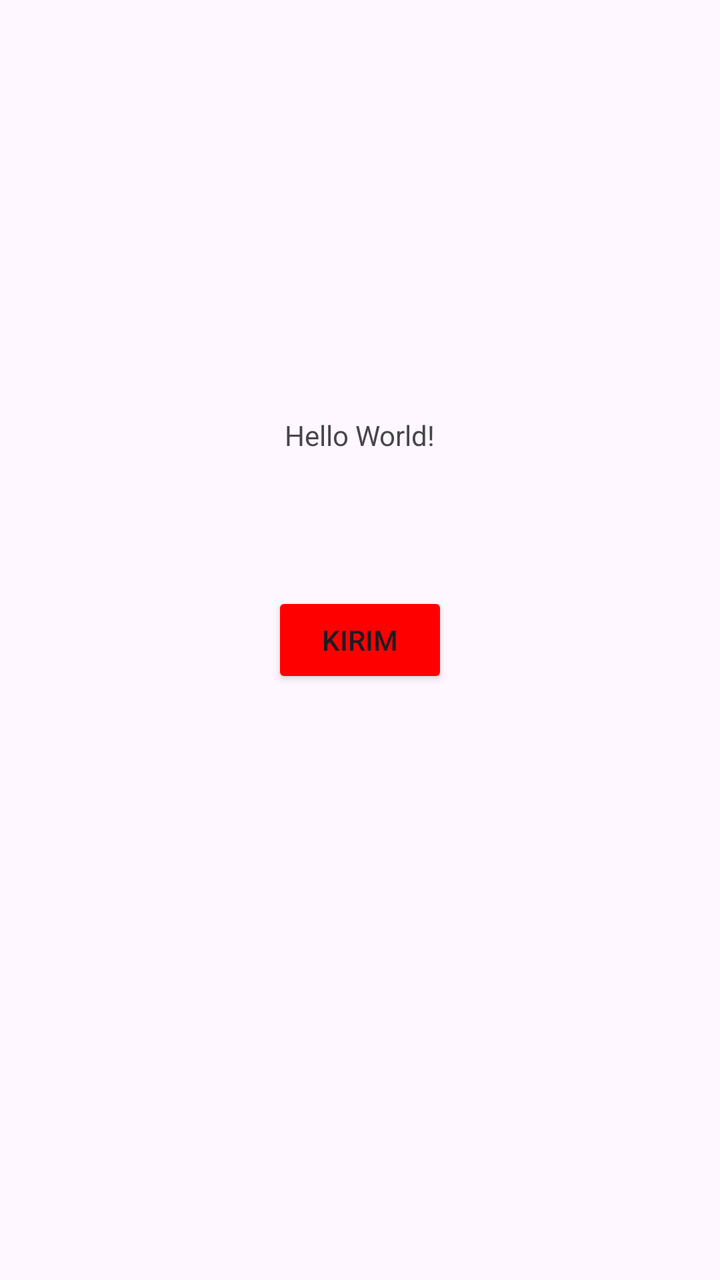
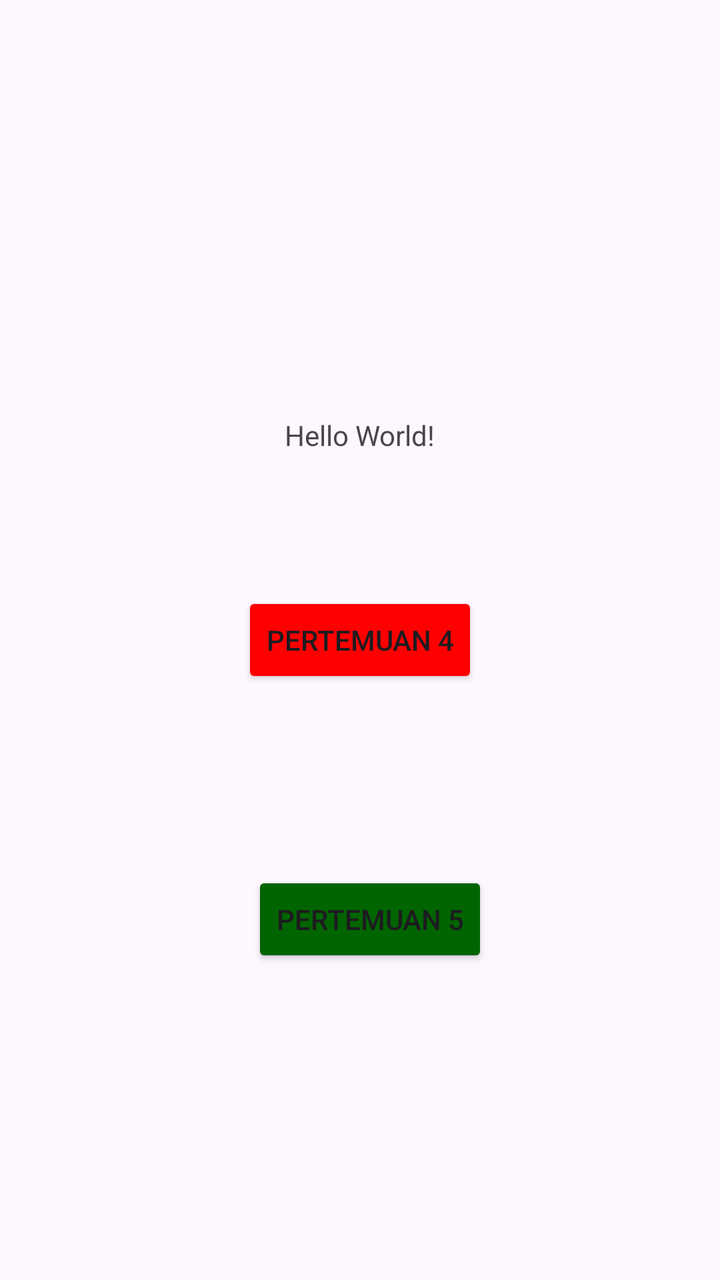

Two renders of the same Android screen: before a commit and after it. Below are the layout's source before the change and the commit's diff.
<!-- AndroidManifest.xml: application theme Theme.Merkuriusendy -->
<!-- res/layout/activity_main.xml -->
<?xml version="1.0" encoding="utf-8"?>
<androidx.constraintlayout.widget.ConstraintLayout xmlns:android="http://schemas.android.com/apk/res/android"
    xmlns:app="http://schemas.android.com/apk/res-auto"
    xmlns:tools="http://schemas.android.com/tools"
    android:id="@+id/main"
    android:layout_width="match_parent"
    android:layout_height="match_parent"
    tools:context=".MainActivity">

    <TextView
        android:id="@+id/textView5"
        android:layout_width="wrap_content"
        android:layout_height="wrap_content"
        android:text="Hello World!"
        app:layout_constraintBottom_toBottomOf="parent"
        app:layout_constraintEnd_toEndOf="parent"
        app:layout_constraintStart_toStartOf="parent"
        app:layout_constraintTop_toTopOf="parent"
        app:layout_constraintVertical_bias="0.335" />

    <Button
        android:id="@+id/btnToFourth"
        android:layout_width="wrap_content"
        android:layout_height="wrap_content"
        android:backgroundTint="#FF0000"
        android:text="Kirim"
        app:layout_constraintBottom_toBottomOf="parent"
        app:layout_constraintEnd_toEndOf="parent"
        app:layout_constraintStart_toStartOf="parent"
        app:layout_constraintTop_toTopOf="parent" />

</androidx.constraintlayout.widget.ConstraintLayout>
<!-- resources referenced by this layout -->
<resources>
  <style name="Theme.Merkuriusendy" parent="Base.Theme.Merkuriusendy" />
  <style name="Base.Theme.Merkuriusendy" parent="Theme.Material3.DayNight.NoActionBar">
          
          
      </style>
</resources>

<!-- the commit's change to res/layout/activity_main.xml (unified diff, before → after) -->
@@ -23,10 +23,23 @@
         android:layout_width="wrap_content"
         android:layout_height="wrap_content"
         android:backgroundTint="#FF0000"
-        android:text="Kirim"
+        android:text="pertemuan 4"
         app:layout_constraintBottom_toBottomOf="parent"
         app:layout_constraintEnd_toEndOf="parent"
         app:layout_constraintStart_toStartOf="parent"
         app:layout_constraintTop_toTopOf="parent" />
 
+    <Button
+        android:id="@+id/btnToFifth"
+        android:layout_width="wrap_content"
+        android:layout_height="wrap_content"
+        android:backgroundTint="#006400"
+        android:text="pertemuan 5"
+        app:layout_constraintBottom_toBottomOf="parent"
+        app:layout_constraintEnd_toEndOf="parent"
+        app:layout_constraintHorizontal_bias="0.52"
+        app:layout_constraintStart_toStartOf="parent"
+        app:layout_constraintTop_toTopOf="parent"
+        app:layout_constraintVertical_bias="0.736" />
+
 </androidx.constraintlayout.widget.ConstraintLayout>
